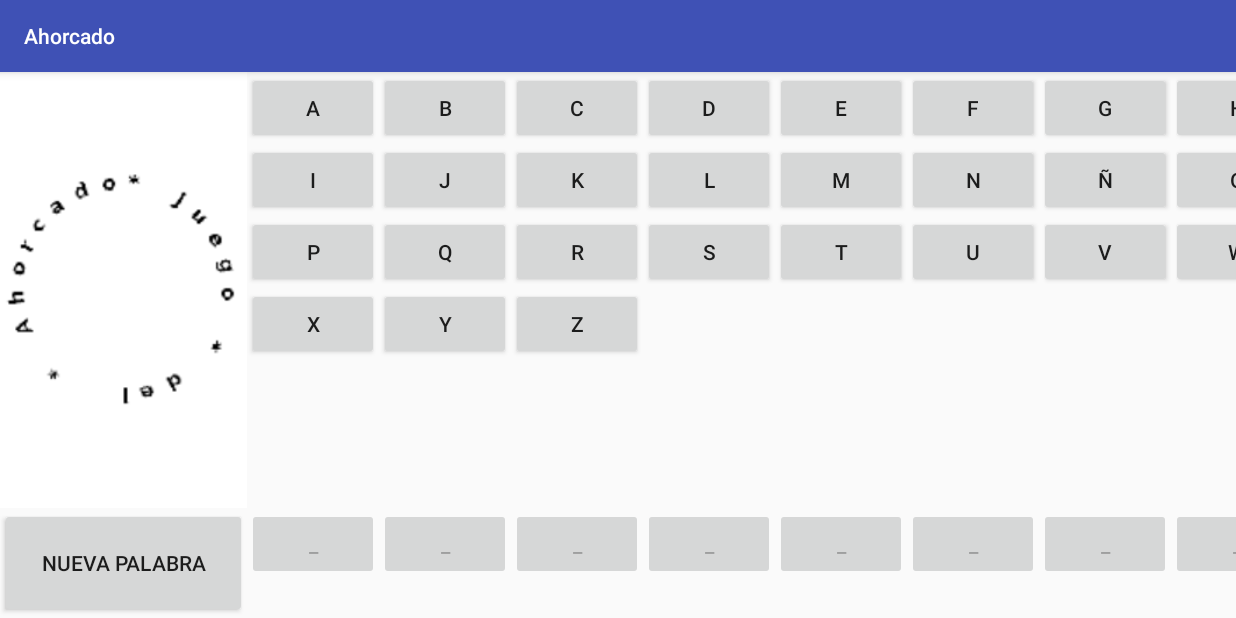
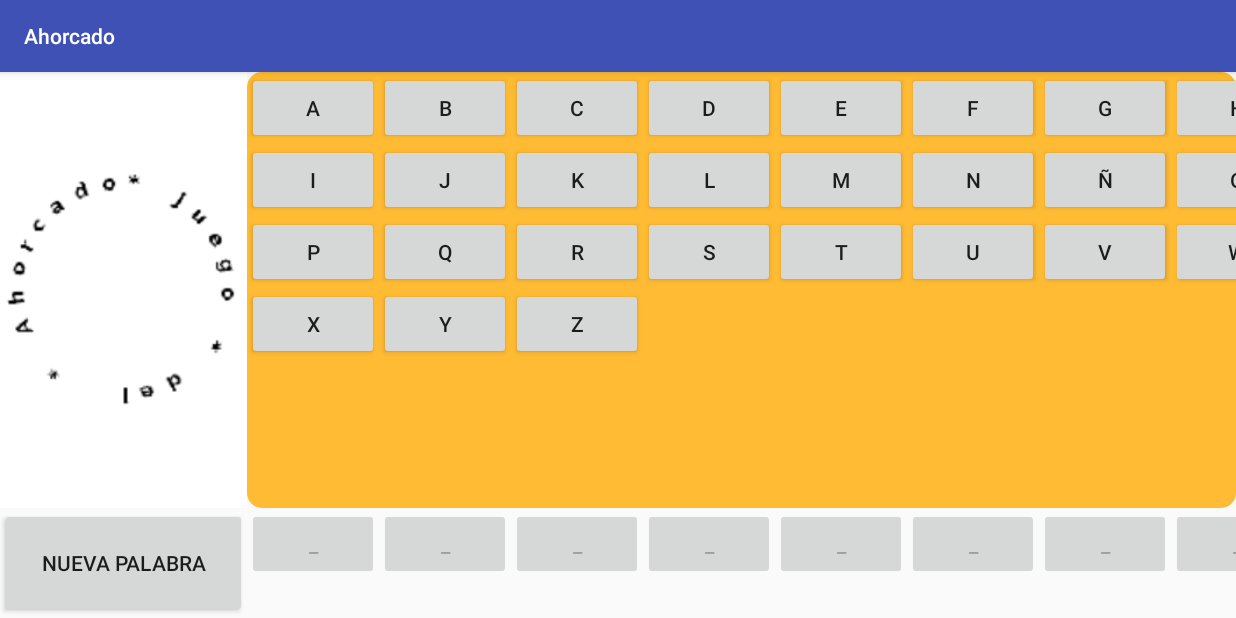
Before and after one commit to DaPonce/AhorcDanielPonce, an Android app: the screen it shows after launch (MainActivity), on a phone screen of 824 x 412 dp (held sideways). Run offline under Robolectric (Android 15) with nearby library versions, the phone set to English and light mode, and no system bars.

Commit message:
Traducida toda la app. Modificado posición de los Toast al centro. Añadido fondo con bordes redondeados (Shape) al layout donde se muestran las teclas con las letras.

```diff
--- /dev/null
+++ b/app/src/main/res/drawable/fondo.xml
@@ -0,0 +1,6 @@
+<?xml version="1.0" encoding="utf-8"?>
+<shape xmlns:android="http://schemas.android.com/apk/res/android"
+    android:shape="rectangle">
+    <solid android:color="@android:color/holo_orange_light"/>
+    <corners android:radius="10dp"/>
+</shape>
--- a/app/src/main/res/layout/activity_main_layout.xml
+++ b/app/src/main/res/layout/activity_main_layout.xml
@@ -5,6 +5,7 @@
     android:layout_width="match_parent"
     android:layout_height="match_parent"
     android:orientation="horizontal"
+
     tools:context="com.daniel.ponce.MainActivity">
 
    <LinearLayout
@@ -37,14 +38,15 @@
         <HorizontalScrollView
             android:layout_width="match_parent"
             android:layout_height="0dp"
-            android:layout_weight="4">
+            android:layout_weight="4"
+            android:background="@drawable/fondo">
 
             <GridLayout
                 android:id="@+id/jpTeclas"
                 android:layout_width="match_parent"
                 android:layout_height="match_parent"
                 android:columnCount="8"
-                android:rowCount="6"></GridLayout>
+                android:rowCount="6"/>
         </HorizontalScrollView>
 
         <HorizontalScrollView
@@ -56,7 +58,7 @@
                 android:orientation="horizontal"
                 android:id="@+id/jpLaPalabra"
                 android:layout_width="match_parent"
-                android:layout_height="match_parent"></LinearLayout>
+                android:layout_height="match_parent"/>
         </HorizontalScrollView>
     </LinearLayout>
 
--- a/app/src/main/res/values/strings.xml
+++ b/app/src/main/res/values/strings.xml
@@ -1,4 +1,8 @@
+<?xml version="1.0" encoding="utf-8"?>
 <resources>
     <string name="app_name">Ahorcado</string>
     <string name="nueva_palabra">Nueva palabra</string>
+    <string name="acertado">¡Has acertado! La palabra era</string>
+    <string name="fallado">¡Has perdido! La palabra correcta era</string>
+    <string name="no_palabras">No hay palabras para adivinar</string>
 </resources>
```
Also changed, not shown: app/src/main/java/com/daniel/ponce/MainActivity.java (+10 -4 lines), 3 other files.
